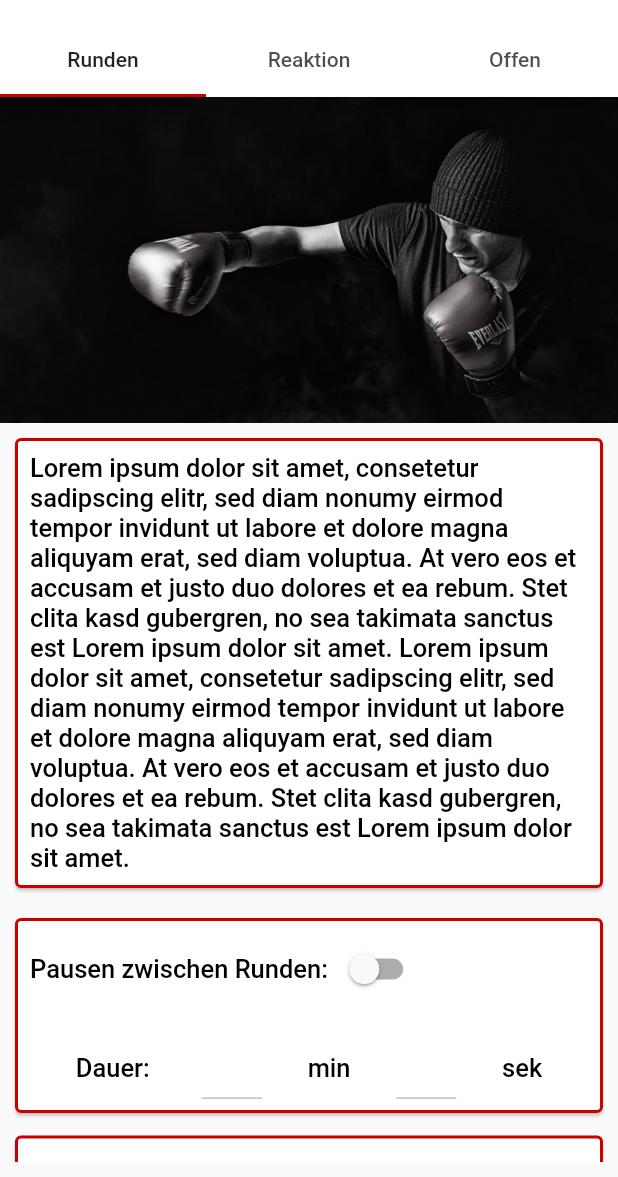
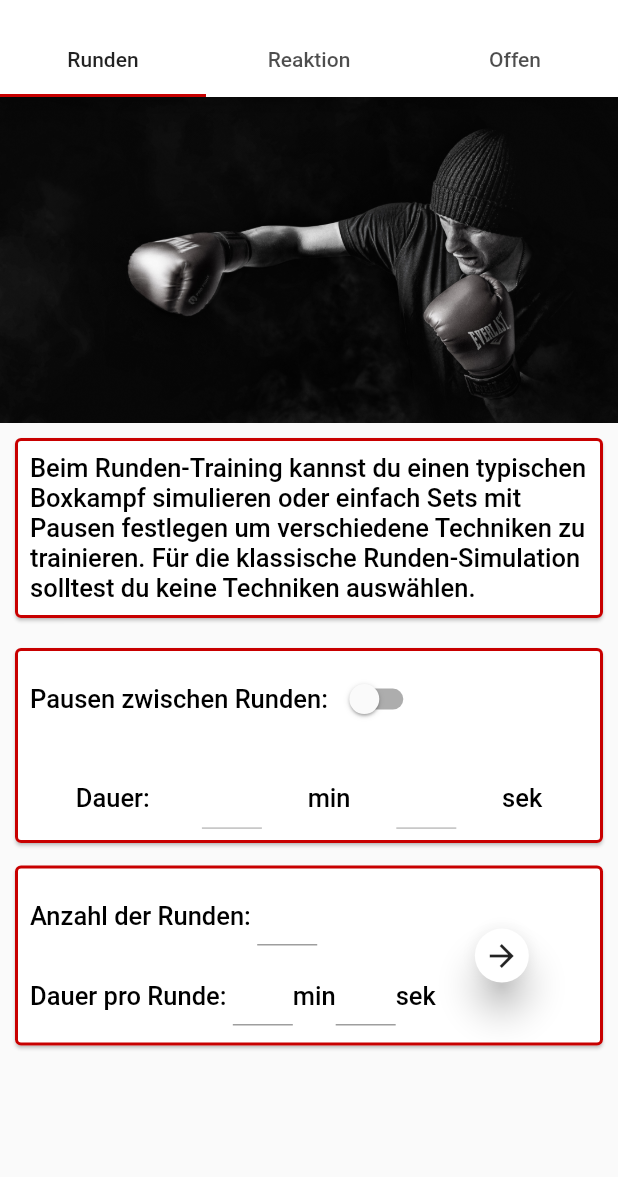
Before and after one commit to tabearunzheimer/boxing_app, a Flutter app: the ChooseWorkoutStyleScreen screen opened by its route, on a phone screen of 412 x 824 dp, the part 59-1236 px from its top. Run offline on Flutter 3.47's test engine with Material 2 defaults, Android fonts, the phone set to English and light mode, and no system bars; our stand-ins replace flutter_calendar_carousel, flutter_tts, image_picker, shared_preferences, sqflite; accounts and stored records are empty.

Commit message:
Add text for workout style

```diff
--- a/lib/helper/CustomTimerPainter.dart
+++ b/lib/helper/CustomTimerPainter.dart
@@ -25,8 +25,8 @@ class CustomTimerPainter extends CustomPainter {
 
     Size s = new Size(size.width, size.width);
     Offset o = new Offset(0, size.width/-6.2);
-    canvas.drawArc(o & s, math.pi * 1.5, math.pi * 1.5, false, paint);
-    canvas.drawCircle(size.center(Offset.zero), size.width / 2.0, paint);
+    canvas.drawArc(o & s, math.pi * 1.5, 10, false, paint);
+    //canvas.drawCircle(size.center(Offset.zero), size.width / 2.0, paint);
     paint.color = color;
     double progress = (1.0 - animation.value) * 2 * math.pi;
     canvas.drawArc(o & s, math.pi * 1.5, -progress, false, paint);
--- a/lib/screens/choose_workout_style_screen.dart
+++ b/lib/screens/choose_workout_style_screen.dart
@@ -92,9 +92,7 @@ class _ChooseWorkoutStyleScreenState extends State<ChooseWorkoutStyleScreen>
               margin: EdgeInsets.all(10),
               child: Container(
                 padding: EdgeInsets.all(10),
-                child: Text(
-                  "Lorem ipsum dolor sit amet, consetetur sadipscing elitr, sed diam nonumy eirmod tempor invidunt ut labore et dolore magna aliquyam erat, sed diam voluptua. At vero eos et accusam et justo duo dolores et ea rebum. Stet clita kasd gubergren, no sea takimata sanctus est Lorem ipsum dolor sit amet. Lorem ipsum dolor sit amet, consetetur sadipscing elitr, sed diam nonumy eirmod tempor invidunt ut labore et dolore magna aliquyam erat, sed diam voluptua. At vero eos et accusam et justo duo dolores et ea rebum. Stet clita kasd gubergren, no sea takimata sanctus est Lorem ipsum dolor sit amet.",
-                  style: Theme.of(context).textTheme.body2,
+                child: Text(i == 0 ? "Beim Runden-Training kannst du einen typischen Boxkampf simulieren oder einfach Sets mit Pausen festlegen um verschiedene Techniken zu trainieren. Für die klassische Runden-Simulation solltest du keine Techniken auswählen." : "Das Reaktionstraining funktioniert wie das Runden-Training, allerdings musst du hier verschiedene Techniken auswählen. Diese werden dann während des Trainings genannt und du musst Sie so schnell wie möglich ausführen.", style: Theme.of(context).textTheme.body2,
                 ),
               ),
             ),
@@ -308,7 +306,7 @@ class _ChooseWorkoutStyleScreenState extends State<ChooseWorkoutStyleScreen>
               child: Container(
                 padding: EdgeInsets.fromLTRB(10, 5, 10, 5),
                 child: Text(
-                  "Lorem ipsum dolor sit amet, consetetur sadipscing elitr, sed diam nonumy eirmod tempor invidunt ut labore et dolore magna aliquyam erat, sed diam voluptua. At vero eos et accusam et justo duo dolores et ea rebum. Stet clita kasd gubergren, no sea takimata sanctus est Lorem ipsum dolor sit amet. Lorem ipsum dolor sit amet, consetetur sadipscing elitr, sed diam nonumy eirmod tempor invidunt ut labore et dolore magna aliquyam erat, sed diam voluptua. At vero eos et accusam et justo duo dolores et ea rebum. Stet clita kasd gubergren, no sea takimata sanctus est Lorem ipsum dolor sit amet.",
+                  "Beim Offenen Training gibt es keine Pausen, du kannst Sie dir aber selbst aussuchen indem du während des Trainings auf Pause drückst. Zusätzlich kannst du Musik auswählen die im Hintergrund läuft und dich motiviert. Hierbei kannst du keine Techniken auswählen.",
                   style: Theme.of(context).textTheme.body2,
                 ),
               ),
--- a/lib/screens/done_workout_screen.dart
+++ b/lib/screens/done_workout_screen.dart
@@ -71,7 +71,7 @@ class _DoneWorkoutScreenState extends State<DoneWorkoutScreen> {
                 children: <Widget>[
                   Container(
                     width: MediaQuery.of(context).size.width/3.5,
-                    child: Text("kcal\n${widget.workoutInformation.kcal}",textAlign: TextAlign.center,),
+                    child: Text("kcal\n${widget.workoutInformation.kcal.roundToDouble()}",textAlign: TextAlign.center,),
                   ),
                   VerticalDivider(
                     indent: 20,
--- a/lib/screens/first_launch_two_screen.dart
+++ b/lib/screens/first_launch_two_screen.dart
@@ -48,7 +48,6 @@ class _FirstLaunchScreenTwoState extends State<FirstLaunchScreenTwo> {
       appBar: r.getAppBar(),
       body: SingleChildScrollView(
         child: Container(
-          height: MediaQuery.of(context).size.height - 100,
           margin: EdgeInsets.only(left: 10, right: 10),
           child: Column(
             mainAxisAlignment: MainAxisAlignment.spaceEvenly,
```
